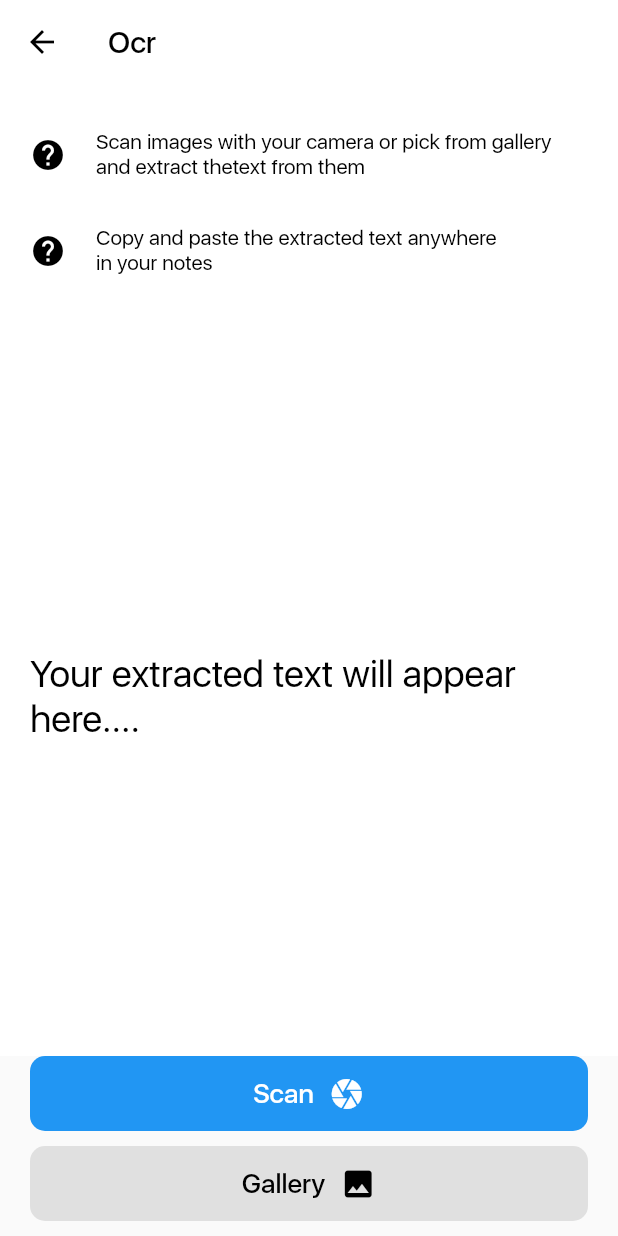
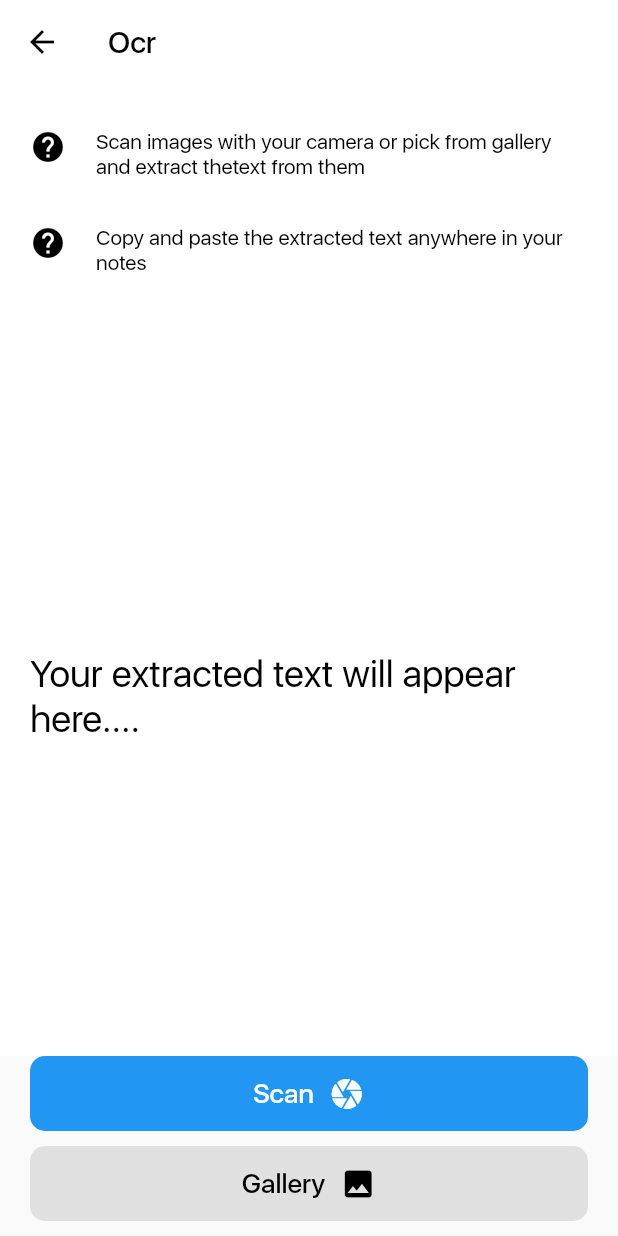
Before and after one commit to GabbyOwusu/my_note, a Flutter app: the Ocr screen opened directly, on a phone screen of 412 x 824 dp. Run offline on Flutter 3.47's test engine with Material 2 defaults, Android fonts, the phone set to English and light mode, and no system bars; our stand-ins replace flutter_colorpicker, get_it, image_picker, local_auth, share, speech_to_text; missing offline and left inert: firebase_ml_vision; accounts and stored records are empty; statements that could not run were skipped; project files that could hold a hidden picture were left out.

Commit message:
Fixed overflow error

```diff
--- a/lib/screens/OCRScreen.dart
+++ b/lib/screens/OCRScreen.dart
@@ -45,17 +45,19 @@ class _OcrState extends State<Ocr> {
             Padding(
               padding: EdgeInsets.only(left: 20, right: 20, top: 20),
               child: Row(
-                crossAxisAlignment: CrossAxisAlignment.center,
+                crossAxisAlignment: CrossAxisAlignment.start,
                 children: [
                   Icon(
                     Icons.help,
                     color: Theme.of(context).primaryColor,
                   ),
                   SizedBox(width: 20),
-                  Text(
-                    'Scan images with your camera or pick from gallery \nand extract thetext from them',
-                    style: TextStyle(
-                      color: Theme.of(context).primaryColor,
+                  Expanded(
+                    child: Text(
+                      'Scan images with your camera or pick from gallery and extract thetext from them',
+                      style: TextStyle(
+                        color: Theme.of(context).primaryColor,
+                      ),
                     ),
                   ),
                 ],
@@ -64,17 +66,19 @@ class _OcrState extends State<Ocr> {
             Padding(
               padding: EdgeInsets.only(left: 20, right: 20, top: 30),
               child: Row(
-                crossAxisAlignment: CrossAxisAlignment.center,
+                crossAxisAlignment: CrossAxisAlignment.start,
                 children: [
                   Icon(
                     Icons.help,
                     color: Theme.of(context).primaryColor,
                   ),
                   SizedBox(width: 20),
-                  Text(
-                    'Copy and paste the extracted text anywhere\nin your notes',
-                    style: TextStyle(
-                      color: Theme.of(context).primaryColor,
+                  Expanded(
+                    child: Text(
+                      'Copy and paste the extracted text anywhere in your notes',
+                      style: TextStyle(
+                        color: Theme.of(context).primaryColor,
+                      ),
                     ),
                   )
                 ],
```
